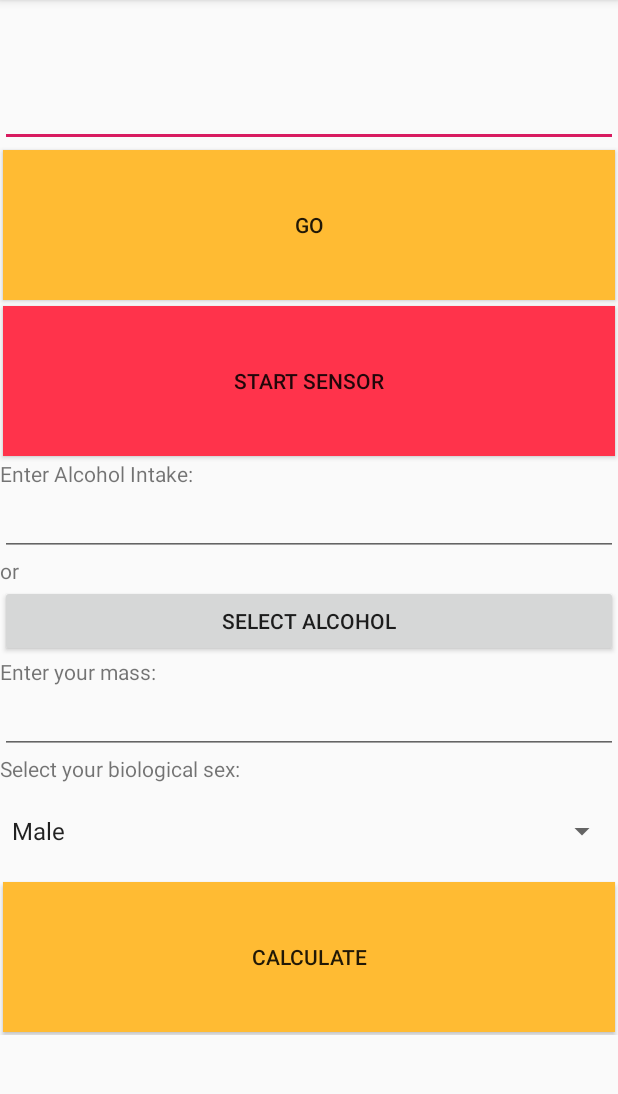
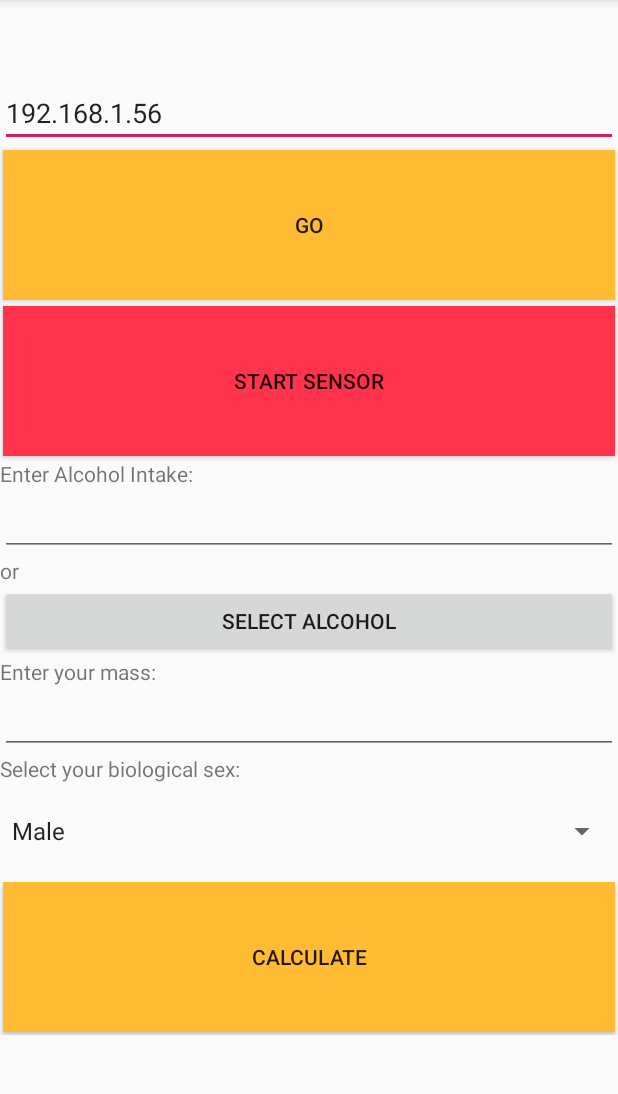
Before and after one commit to DrunkOrNot/DrunkOrNot, an Android app: the screen it shows after launch (MainActivity), on a phone screen of 412 x 824 dp, the part 84-1178 px from its top. Run offline under Robolectric (Android 15) with nearby library versions, the phone set to English and light mode, and no system bars; our stand-ins replace Firebase (no records; nobody signed in at launch, a user with empty details on screens opened directly); libraries missing offline, so code that uses them is left out: com.squareup.okhttp.

Commit message:
Set default ip value

```diff
--- a/app/src/main/res/layout/activity_main.xml
+++ b/app/src/main/res/layout/activity_main.xml
@@ -35,9 +35,11 @@
                     android:id="@+id/txtIpAddress"
                     android:layout_width="match_parent"
                     android:layout_height="wrap_content"
+                    android:digits="0123456789."
                     android:ems="10"
-                    android:digits="0123456789."
-                    android:inputType="number|numberDecimal" />
+                    android:inputType="number|numberDecimal"
+                    android:text="192.168.1.56"
+                    tools:text="192.168.1.56" />
 
                 <Button
                     android:id="@+id/btnGo"
```
